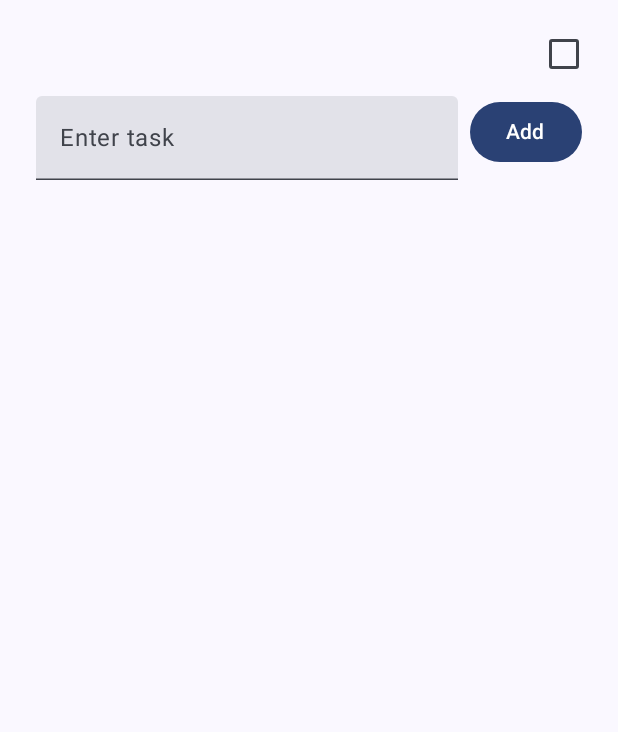
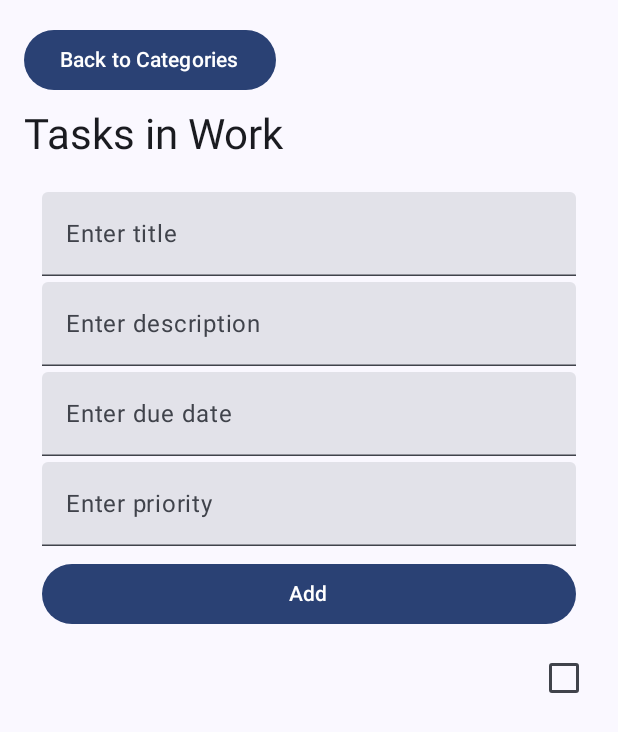
Before and after one commit to alexxfan/android-simple-todo-starter-jetpack, an Android app built with Jetpack Compose: the screen it shows after launch (MainActivity), after a tap on "Add", on a phone screen of 412 x 824 dp. Shown: the top 732 px of the screen. Run offline under Robolectric (Android 15) with nearby library versions, the phone set to English and light mode, and no system bars; 1 other tap on this screen came first.

Commit message:
attempt at adding categories

```diff
--- a/app/build.gradle.kts
+++ b/app/build.gradle.kts
@@ -60,6 +60,7 @@ dependencies {
     implementation("androidx.compose.ui:ui-tooling-preview")
     implementation("androidx.compose.material3:material3")
     implementation("androidx.lifecycle:lifecycle-viewmodel-compose:2.6.2")
+    implementation("androidx.datastore:datastore-preferences:1.0.0")
     testImplementation("junit:junit:4.13.2")
     androidTestImplementation("androidx.test.ext:junit:1.1.5")
     androidTestImplementation("androidx.test.espresso:espresso-core:3.5.1")
--- a/app/src/main/java/com/example/todocompose/MainActivity.kt
+++ b/app/src/main/java/com/example/todocompose/MainActivity.kt
@@ -8,22 +8,68 @@ import androidx.compose.material3.MaterialTheme
 import androidx.compose.material3.Surface
 import androidx.compose.material3.Text
 import androidx.compose.runtime.Composable
+import androidx.compose.runtime.getValue
+import androidx.compose.runtime.mutableStateOf
+import androidx.compose.runtime.saveable.rememberSaveable
+import androidx.compose.runtime.setValue
 import androidx.compose.ui.Modifier
 import androidx.compose.ui.tooling.preview.Preview
+import com.example.todocompose.data.Category
+import com.example.todocompose.data.seedCategoryStore
+import com.example.todocompose.ui.CategoryScreen
 import com.example.todocompose.ui.TodoScreen
 import com.example.todocompose.ui.theme.ToDoComposeTheme
+
+//class MainActivity : ComponentActivity() {
+//    override fun onCreate(savedInstanceState: Bundle?) {
+//        super.onCreate(savedInstanceState)
+//        setContent {
+//            ToDoComposeTheme {
+//                // A surface container using the 'background' color from the theme
+//                Surface(
+//                    modifier = Modifier.fillMaxSize(),
+//                    color = MaterialTheme.colorScheme.background
+//                ) {
+//                    TodoScreen()
+//                }
+//            }
+//        }
+//    }
+//}
+
 
 class MainActivity : ComponentActivity() {
     override fun onCreate(savedInstanceState: Bundle?) {
         super.onCreate(savedInstanceState)
         setContent {
             ToDoComposeTheme {
-                // A surface container using the 'background' color from the theme
+                var currentScreen by rememberSaveable { mutableStateOf("home") }
+                var selectedCategory by rememberSaveable { mutableStateOf<Category?>(null) }
+                val categoryStore = seedCategoryStore()
+
                 Surface(
                     modifier = Modifier.fillMaxSize(),
                     color = MaterialTheme.colorScheme.background
                 ) {
-                    TodoScreen()
+                    when (currentScreen) {
+                        "home" -> {
+                            CategoryScreen(
+                                categoryStore = categoryStore,
+                                onCategoryClick = { category ->
+                                    selectedCategory = category
+                                    currentScreen = "categoryDetails"
+                                }
+                            )
+                        }
+                        "categoryDetails" -> {
+                            selectedCategory?.let { category ->
+                                TodoScreen(
+                                    category = category,
+                                    onBack = { currentScreen = "home" }
+                                )
+                            }
+                        }
+                    }
                 }
             }
         }
--- /dev/null
+++ b/app/src/main/java/com/example/todocompose/data/Category.kt
@@ -0,0 +1,6 @@
+package com.example.todocompose.data
+
+class Category (
+    val name: String,
+    val toDos: MutableList<TodoItem> = mutableListOf()
+)
--- /dev/null
+++ b/app/src/main/java/com/example/todocompose/data/CategoryStore.kt
@@ -0,0 +1,14 @@
+package com.example.todocompose.data
+
+class CategoryStore(val categories: List<Category> = mutableListOf())
+
+fun seedCategoryStore(): CategoryStore {
+    val categories = mutableListOf(
+        Category(name = "Work", toDos = mutableListOf()),
+        Category(name = "Personal", toDos = mutableListOf()),
+        Category(name = "Study", toDos = mutableListOf()),
+        Category(name = "Gym", toDos = mutableListOf())
+    )
+
+    return CategoryStore(categories = categories)
+}
--- a/app/src/main/java/com/example/todocompose/data/ToDoItem.kt
+++ b/app/src/main/java/com/example/todocompose/data/ToDoItem.kt
@@ -1,3 +1,10 @@
 package com.example.todocompose.data
 
-data class TodoItem(val id: Int, val task: String, val isCompleted: Boolean = false)
+data class TodoItem(
+    val id: Int,
+    val title: String,
+    val description: String,
+    val dueDate: String,
+    val priority: String,
+    val isArchived: Boolean = false
+)
--- /dev/null
+++ b/app/src/main/java/com/example/todocompose/ui/CategoryScreen.kt
@@ -0,0 +1,55 @@
+package com.example.todocompose.ui
+
+import androidx.compose.foundation.clickable
+import androidx.compose.foundation.layout.*
+import androidx.compose.foundation.lazy.grid.GridCells
+import androidx.compose.foundation.lazy.grid.LazyVerticalGrid
+import androidx.compose.foundation.lazy.grid.items
+import androidx.compose.material3.*
+import androidx.compose.runtime.Composable
+import androidx.lifecycle.viewmodel.compose.viewModel
+import androidx.compose.ui.Alignment
+import androidx.compose.ui.Modifier
+import androidx.compose.ui.unit.dp
+import androidx.compose.ui.unit.sp
+import androidx.compose.ui.text.style.TextAlign
+import com.example.todocompose.data.Category
+import com.example.todocompose.data.CategoryStore
+import com.example.todocompose.data.seedCategoryStore
+
+@Composable
+fun CategoryScreen(
+    categoryStore: CategoryStore = seedCategoryStore(),
+    onCategoryClick: (Category) -> Unit
+) {
+    LazyVerticalGrid(
+        columns = GridCells.Fixed(2),
+        contentPadding = PaddingValues(16.dp),
+        verticalArrangement = Arrangement.spacedBy(16.dp),
+        horizontalArrangement = Arrangement.spacedBy(16.dp)
+    ) {
+        items(categoryStore.categories) { category ->
+            Card(
+                modifier = Modifier
+                    .fillMaxWidth()
+                    .height(120.dp)
+                    .clickable { onCategoryClick(category) },
+                colors = CardDefaults.cardColors(
+                    containerColor = MaterialTheme.colorScheme.primary
+                ),
+                shape = MaterialTheme.shapes.medium
+            ) {
+                Text(
+                    text = category.name,
+                    style = MaterialTheme.typography.headlineSmall,
+                    modifier = Modifier
+                        .fillMaxSize()
+                        .wrapContentHeight(Alignment.CenterVertically)
+                        .padding(16.dp),
+                    color = MaterialTheme.colorScheme.onPrimary,
+                    textAlign = TextAlign.Center
+                )
+            }
+        }
+    }
+}
--- a/app/src/main/java/com/example/todocompose/ui/ToDoScreen.kt
+++ b/app/src/main/java/com/example/todocompose/ui/ToDoScreen.kt
@@ -13,6 +13,7 @@ import androidx.compose.foundation.lazy.items
 import androidx.compose.material3.Button
 import androidx.compose.material3.Checkbox
 import androidx.compose.material3.ExperimentalMaterial3Api
+import androidx.compose.material3.MaterialTheme
 import androidx.compose.material3.Text
 import androidx.compose.material3.TextField
 import androidx.compose.runtime.Composable
@@ -23,22 +24,39 @@ import androidx.compose.runtime.mutableStateOf
 import androidx.compose.runtime.remember
 import androidx.compose.ui.Modifier
 import androidx.compose.ui.unit.dp
+import com.example.todocompose.data.Category
 import com.example.todocompose.data.TodoItem
+import kotlin.reflect.KFunction4
 
 
 @Composable
-fun TodoScreen(todoViewModel: TodoViewModel = viewModel(factory = TodoViewModel.Factory)) {
-    val todos = todoViewModel.todos;
+fun TodoScreen(
+    category: Category,
+    onBack: () -> Unit,
+    todoViewModel: TodoViewModel = viewModel(factory = TodoViewModel.Factory)
+) {
+    val todos = todoViewModel.todos
 
     Column(
         modifier = Modifier
             .fillMaxSize()
             .padding(16.dp)
     ) {
+        Button(onClick = onBack) {
+            Text("Back to Categories")
+        }
+
+        Text(
+            text = "Tasks in ${category.name}",
+            style = MaterialTheme.typography.headlineMedium,
+            modifier = Modifier.padding(vertical = 8.dp)
+        )
+
+        TodoInput(onAddTodo = todoViewModel::addTodo)
         TodoList(todos = todos.value, onTodoClick = todoViewModel::toggleTodoStatus)
-        TodoInput(onAddTodo = todoViewModel::addTodo)
     }
 }
+
 
 @Composable
 fun TodoList(todos: List<TodoItem>, onTodoClick: (TodoItem) -> Unit) {
@@ -57,29 +75,69 @@ fun TodoItemRow(todo: TodoItem, onTodoClick: () -> Unit) {
             .padding(8.dp)
             .clickable { onTodoClick() }
     ) {
-        Text(text = todo.task, modifier = Modifier.weight(1f))
-        Checkbox(checked = todo.isCompleted, onCheckedChange = null)
+        Text(text = todo.title, modifier = Modifier.weight(1f))
+        Checkbox(checked = todo.isArchived, onCheckedChange = null)
     }
 }
 
+
+
 @OptIn(ExperimentalMaterial3Api::class)
 @Composable
-fun TodoInput(onAddTodo: (String) -> Unit) {
-    var task by remember { mutableStateOf("") }
+fun TodoInput(onAddTodo: KFunction4<String, String, String, String, Unit>) {
+//    var task by remember { mutableStateOf("") }
+    var title by remember { mutableStateOf("") }
+    var description by remember { mutableStateOf("") }
+    var dueDate  by remember { mutableStateOf("") }
+    var priority by remember { mutableStateOf("") }
 
-    Row(
+    Column(
         modifier = Modifier
             .fillMaxWidth()
-            .padding(8.dp)
+            .padding(12.dp)
     ) {
         TextField(
-            value = task,
-            onValueChange = { task = it },
-            modifier = Modifier.weight(1f),
-            label = { Text("Enter task") }
+            value = title,
+            onValueChange = { title = it },
+            label = { Text("Enter title") },
+            modifier = Modifier
+                .fillMaxWidth()
+                .padding(bottom = 4.dp)
         )
-        Spacer(modifier = Modifier.width(8.dp))
-        Button(onClick = { onAddTodo(task) }) {
+
+        TextField(
+            value = description,
+            onValueChange = { description = it },
+            label = { Text("Enter description") },
+            modifier = Modifier
+                .fillMaxWidth()
+                .padding(bottom = 4.dp)
+        )
+
+        TextField(
+            value = dueDate,
+            onValueChange = { dueDate = it },
+            label = { Text("Enter due date") },
+            modifier = Modifier
+                .fillMaxWidth()
+                .padding(bottom = 4.dp)
+        )
+
+        TextField(
+            value = priority,
+            onValueChange = { priority = it },
+            label = { Text("Enter priority") },
+            modifier = Modifier
+                .fillMaxWidth()
+                .padding(bottom = 8.dp)
+        )
+
+        Button(
+            onClick = {
+                onAddTodo(title, description, dueDate, priority)
+            },
+            modifier = Modifier.fillMaxWidth()
+        ) {
             Text("Add")
         }
     }
--- a/app/src/main/java/com/example/todocompose/ui/ToDoViewModel.kt
+++ b/app/src/main/java/com/example/todocompose/ui/ToDoViewModel.kt
@@ -1,10 +1,8 @@
 package com.example.todocompose.ui
 
-import androidx.compose.runtime.MutableState
 import androidx.lifecycle.ViewModel
 import com.example.todocompose.data.TodoItem
 import com.example.todocompose.data.TodoRepository
-import androidx.compose.runtime.State
 import androidx.compose.runtime.mutableStateOf
 import androidx.lifecycle.ViewModelProvider
 import androidx.lifecycle.viewmodel.initializer
@@ -18,14 +16,14 @@ class TodoViewModel(private val repository: TodoRepository) : ViewModel() {
         refreshTodos()
     }
 
-    fun addTodo(task: String) {
-        val newTodo = TodoItem(id = todos.value.size + 1, task = task)
+    fun addTodo(title: String, description: String, dueDate: String, priority: String) {
+        val newTodo = TodoItem(id = todos.value.size + 1, title = title, description = description, dueDate = dueDate, priority = priority)
         repository.addTodo(newTodo)
         refreshTodos()
     }
 
     fun toggleTodoStatus(todo: TodoItem) {
-        val updatedTodo = todo.copy(isCompleted = !todo.isCompleted)
+        val updatedTodo = todo.copy(isArchived = !todo.isArchived)
         repository.updateTodo(updatedTodo)
         refreshTodos()
     }
```
Also changed, not shown: app/src/main/java/com/example/todocompose/data/local/UserPreferencesRepository.kt (added, +41 -0 lines), 1 other file.
